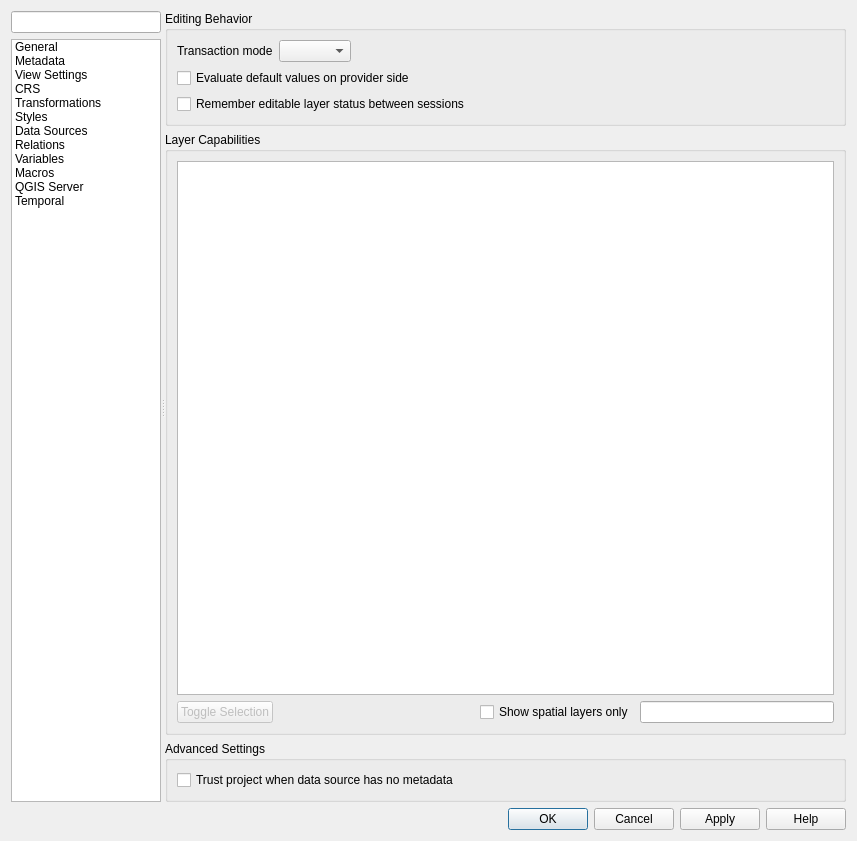
Above: src/ui/qgsprojectpropertiesbase.ui from qgis/QGIS before the change. Below: the same form after it.
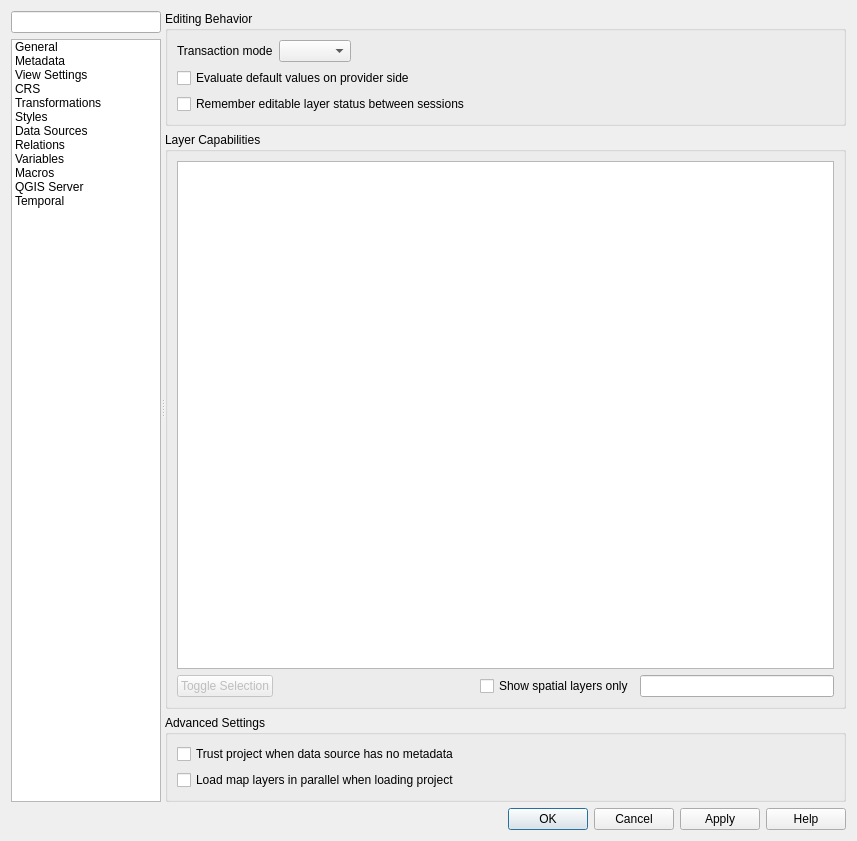
That is the form after the change. The open tabs and pages were chosen to show the change. Icons and pictures are not drawn. Custom widgets are drawn as their Qt base class.

Commit message: load layers in parallel threads when opening project

```diff
--- a/src/ui/qgsprojectpropertiesbase.ui
+++ b/src/ui/qgsprojectpropertiesbase.ui
@@ -1802,6 +1802,13 @@
                 </property>
                </widget>
               </item>
+              <item row="1" column="0">
+               <widget class="QCheckBox" name="mAsynchProviderCreationCheckBox">
+                <property name="text">
+                 <string>Load map layers in parallel when loading project</string>
+                </property>
+               </widget>
+              </item>
              </layout>
             </widget>
            </item>
```
Left out of the diff: 66 changed lines with no effect on the pictures. The commit also changes 35 other files.
